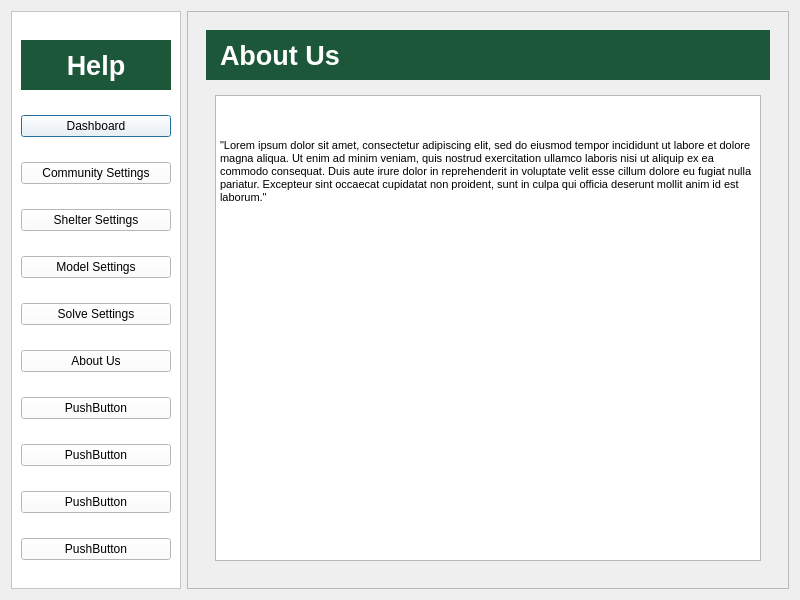
Above: ProgramSrc/helpDialog.ui from Lucianono/ShelterAlloc_Thesis before the change. Below: the same form after it.
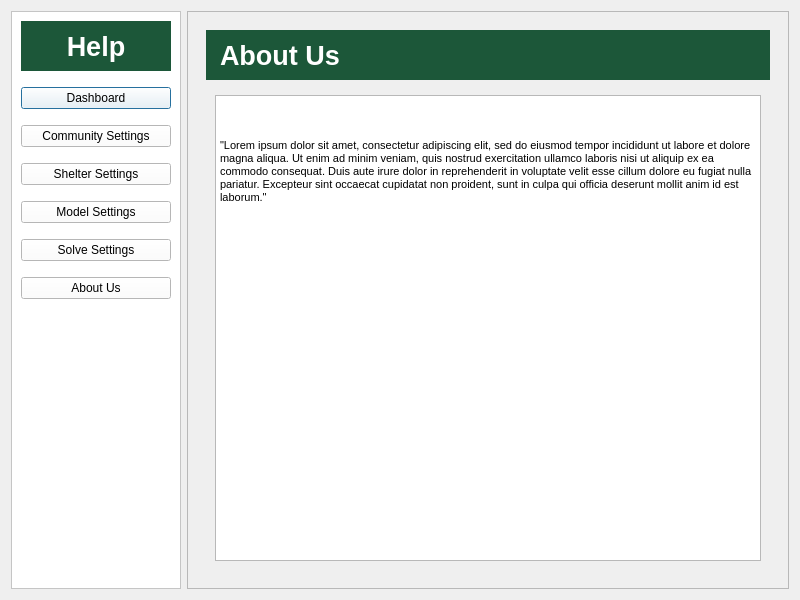
That is the form after the change. Icons and pictures are not drawn.

```diff
--- a/ProgramSrc/helpDialog.ui
+++ b/ProgramSrc/helpDialog.ui
@@ -53,6 +53,9 @@
       <enum>QFrame::Raised</enum>
      </property>
      <layout class="QVBoxLayout" name="verticalLayout">
+      <property name="spacing">
+       <number>16</number>
+      </property>
       <item>
        <widget class="QLabel" name="label">
         <property name="sizePolicy">
@@ -204,80 +207,17 @@
        </widget>
       </item>
       <item>
-       <widget class="QPushButton" name="pushButton_4">
-        <property name="sizePolicy">
-         <sizepolicy hsizetype="Maximum" vsizetype="Maximum">
-          <horstretch>0</horstretch>
-          <verstretch>0</verstretch>
-         </sizepolicy>
+       <spacer name="verticalSpacer">
+        <property name="orientation">
+         <enum>Qt::Vertical</enum>
         </property>
-        <property name="minimumSize">
+        <property name="sizeHint" stdset="0">
          <size>
-          <width>150</width>
-          <height>0</height>
+          <width>20</width>
+          <height>10</height>
          </size>
         </property>
-        <property name="text">
-         <string>PushButton</string>
-        </property>
-       </widget>
-      </item>
-      <item>
-       <widget class="QPushButton" name="pushButton_5">
-        <property name="sizePolicy">
-         <sizepolicy hsizetype="Maximum" vsizetype="Maximum">
-          <horstretch>0</horstretch>
-          <verstretch>0</verstretch>
-         </sizepolicy>
-        </property>
-        <property name="minimumSize">
-         <size>
-          <width>150</width>
-          <height>0</height>
-         </size>
-        </property>
-        <property name="text">
-         <string>PushButton</string>
-        </property>
-       </widget>
-      </item>
-      <item>
-       <widget class="QPushButton" name="pushButton_6">
-        <property name="sizePolicy">
-         <sizepolicy hsizetype="Maximum" vsizetype="Maximum">
-          <horstretch>0</horstretch>
-          <verstretch>0</verstretch>
-         </sizepolicy>
-        </property>
-        <property name="minimumSize">
-         <size>
-          <width>150</width>
-          <height>0</height>
-         </size>
-        </property>
-        <property name="text">
-         <string>PushButton</string>
-        </property>
-       </widget>
-      </item>
-      <item>
-       <widget class="QPushButton" name="pushButton">
-        <property name="sizePolicy">
-         <sizepolicy hsizetype="Maximum" vsizetype="Maximum">
-          <horstretch>0</horstretch>
-          <verstretch>0</verstretch>
-         </sizepolicy>
-        </property>
-        <property name="minimumSize">
-         <size>
-          <width>150</width>
-          <height>0</height>
-         </size>
-        </property>
-        <property name="text">
-         <string>PushButton</string>
-        </property>
-       </widget>
+       </spacer>
       </item>
      </layout>
     </widget>
```
